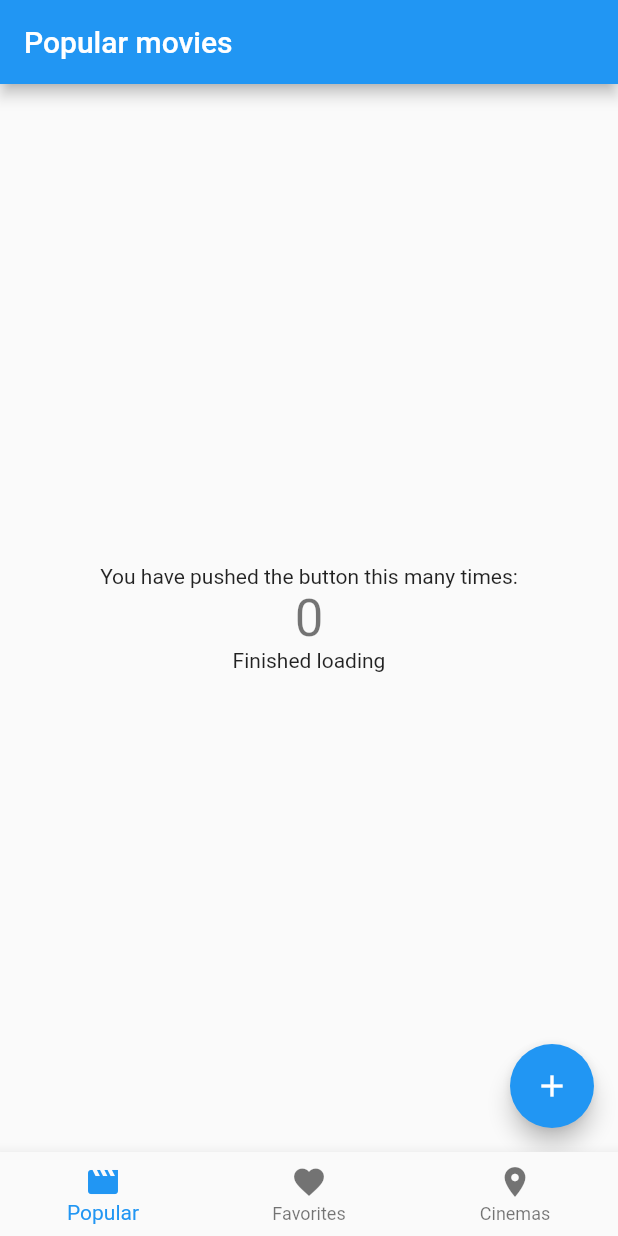
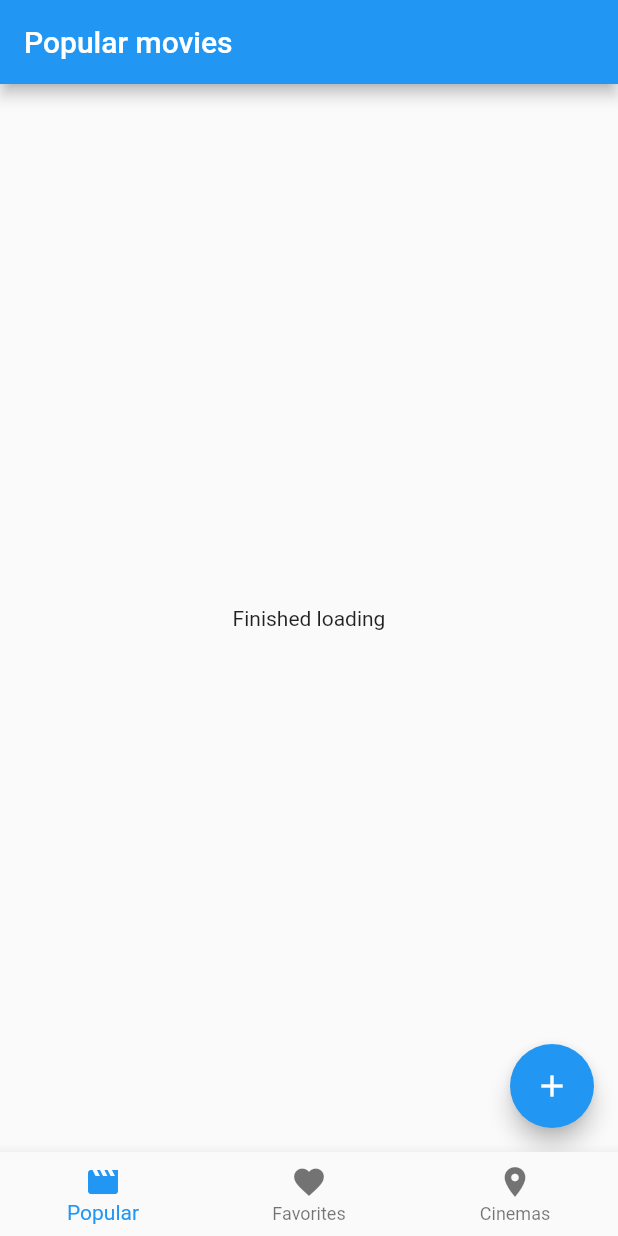
Before and after one commit to martianandmachine/fmovies, a Flutter app: the screen it shows after launch, after a tap on the "add" icon, on a phone screen of 412 x 824 dp. Run offline on Flutter 3.47's test engine with Material 2 defaults, Android fonts, the phone set to English and light mode, and no system bars; our stand-ins replace bloc, flutter_bloc.

Commit message:
Refactor popular movies page to stateless widget, cleanup

```diff
--- a/lib/src/presentation/popular/popular_movies_page.dart
+++ b/lib/src/presentation/popular/popular_movies_page.dart
@@ -4,20 +4,7 @@ import 'package:fmovies/src/domain/popular/popular_movies_bloc.dart';
 import 'package:fmovies/src/domain/popular/popular_movies_event.dart';
 import 'package:fmovies/src/domain/popular/popular_movies_state.dart';
 
-class PopularMoviesPage extends StatefulWidget {
-  @override
-  _PopularMoviesState createState() => _PopularMoviesState();
-}
-
-class _PopularMoviesState extends State<PopularMoviesPage> {
-  int _counter = 0;
-
-  void _incrementCounter() {
-    setState(() {
-      _counter++;
-    });
-  }
-
+class PopularMoviesPage extends StatelessWidget {
   @override
   Widget build(BuildContext context) {
     final bloc = BlocProvider.of<PopularMoviesBloc>(context);
@@ -30,13 +17,6 @@ class _PopularMoviesState extends State<PopularMoviesPage> {
         child: Column(
           mainAxisAlignment: MainAxisAlignment.center,
           children: <Widget>[
-            Text(
-              'You have pushed the button this many times:',
-            ),
-            Text(
-              '$_counter',
-              style: Theme.of(context).textTheme.display1,
-            ),
             BlocBuilder<PopularMoviesBloc, PopularMoviesState>(
               builder: (context, state) {
                 if (state is PopularMoviesLoading) {
```
